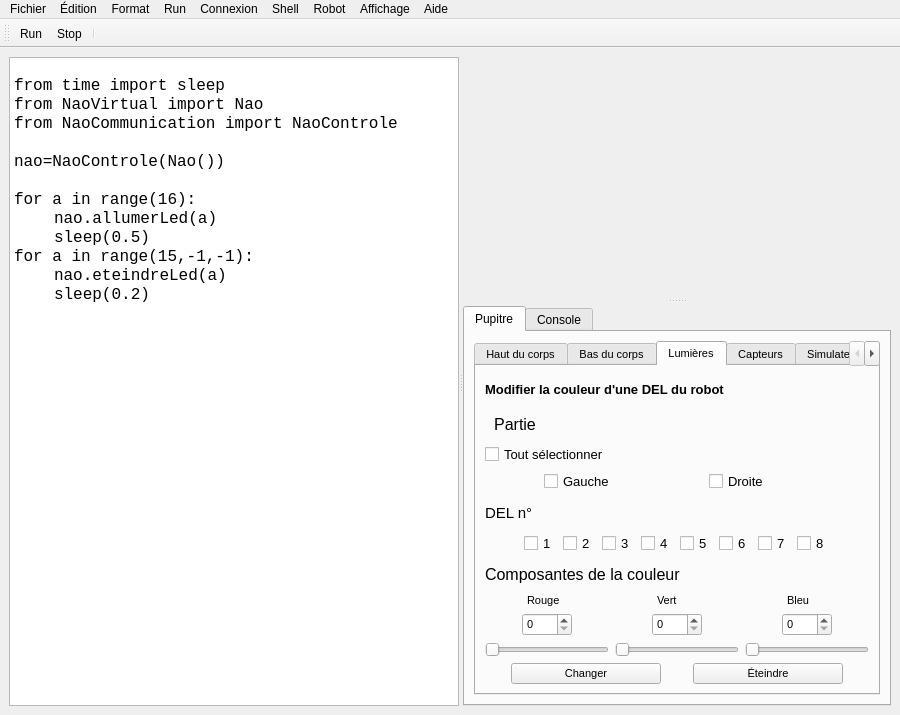
Above: dep/simulator.ui from AdrienVR/NaoSimulator before the change. Below: the same form after it.
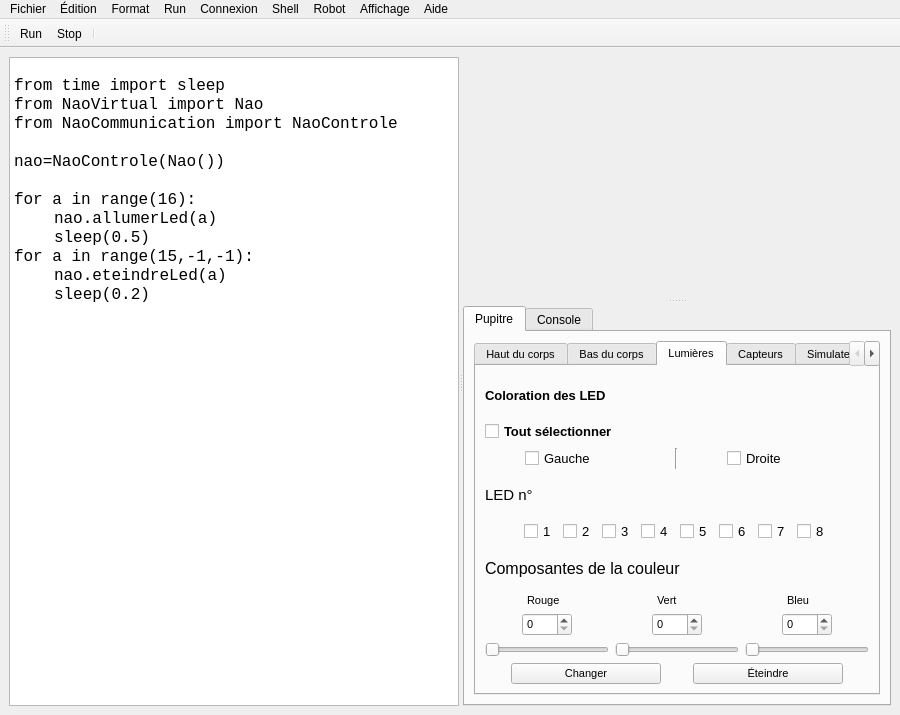
That is the form after the change. The open tabs and pages were chosen to show the change. Icons and pictures are not drawn.

```diff
--- a/dep/simulator.ui
+++ b/dep/simulator.ui
@@ -995,39 +995,20 @@
                     </font>
                    </property>
                    <property name="text">
-                    <string>Modifier la couleur d'une DEL du robot</string>
+                    <string>Coloration des LED</string>
                    </property>
                    <property name="alignment">
                     <set>Qt::AlignLeading|Qt::AlignLeft|Qt::AlignVCenter</set>
                    </property>
                   </widget>
                  </item>
-                 <item>
-                  <widget class="QLabel" name="label_18">
-                   <property name="maximumSize">
-                    <size>
-                     <width>60</width>
-                     <height>16777215</height>
-                    </size>
-                   </property>
-                   <property name="font">
-                    <font>
-                     <pointsize>12</pointsize>
-                    </font>
-                   </property>
-                   <property name="text">
-                    <string>Partie</string>
-                   </property>
-                   <property name="alignment">
-                    <set>Qt::AlignCenter</set>
-                   </property>
-                  </widget>
-                 </item>
                  <item>
                   <widget class="QCheckBox" name="checkBoxSelectAll">
                    <property name="font">
                     <font>
                      <pointsize>10</pointsize>
+                     <weight>75</weight>
+                     <bold>true</bold>
                     </font>
                    </property>
                    <property name="text">
@@ -1058,6 +1039,37 @@
                      </property>
                     </widget>
                    </item>
+                   <item>
+                    <widget class="Line" name="line">
+                     <property name="sizePolicy">
+                      <sizepolicy hsizetype="Fixed" vsizetype="Minimum">
+                       <horstretch>1</horstretch>
+                       <verstretch>0</verstretch>
+                      </sizepolicy>
+                     </property>
+                     <property name="minimumSize">
+                      <size>
+                       <width>10</width>
+                       <height>0</height>
+                      </size>
+                     </property>
+                     <property name="sizeIncrement">
+                      <size>
+                       <width>0</width>
+                       <height>0</height>
+                      </size>
+                     </property>
+                     <property name="font">
+                      <font>
+                       <weight>50</weight>
+                       <bold>false</bold>
+                      </font>
+                     </property>
+                     <property name="orientation">
+                      <enum>Qt::Vertical</enum>
+                     </property>
+                    </widget>
+                   </item>
                    <item>
                     <widget class="QCheckBox" name="checkBoxCoteDroit">
                      <property name="maximumSize">
@@ -1092,7 +1104,7 @@
                     </font>
                    </property>
                    <property name="text">
-                    <string>DEL n°</string>
+                    <string>LED n°</string>
                    </property>
                   </widget>
                  </item>
```
Left out of the diff: 52 changed lines with no effect on the pictures.
